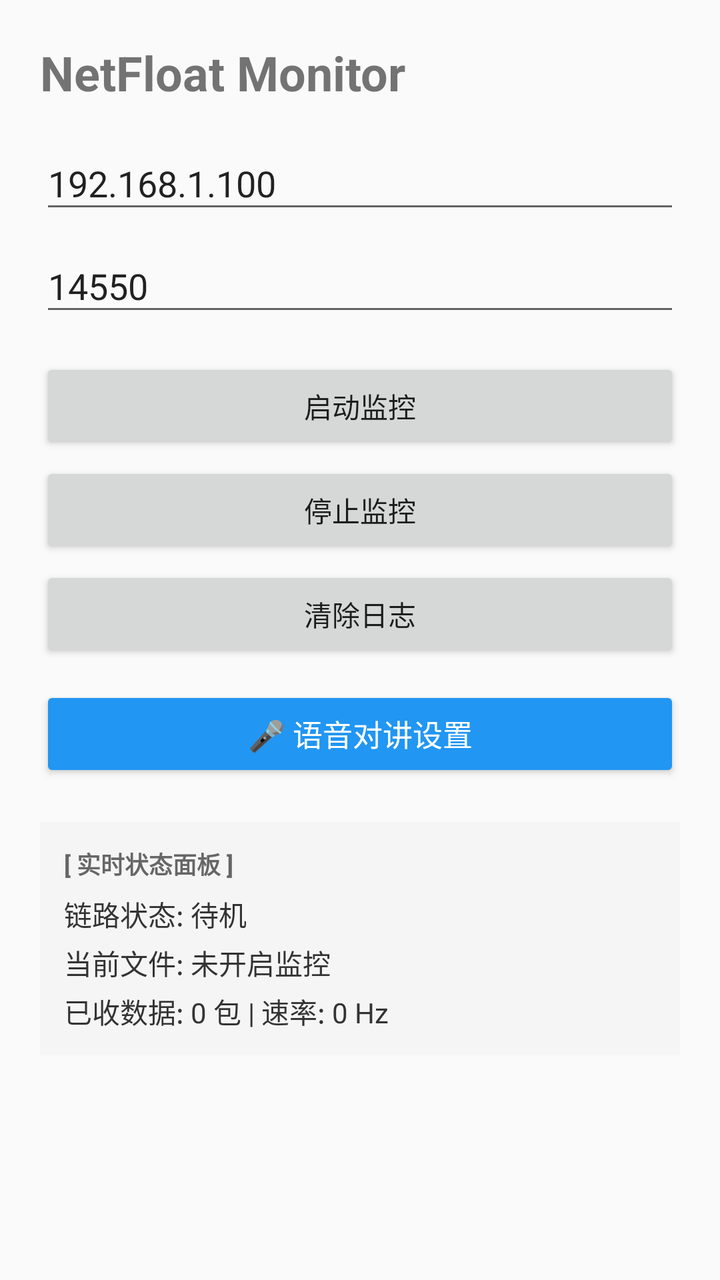
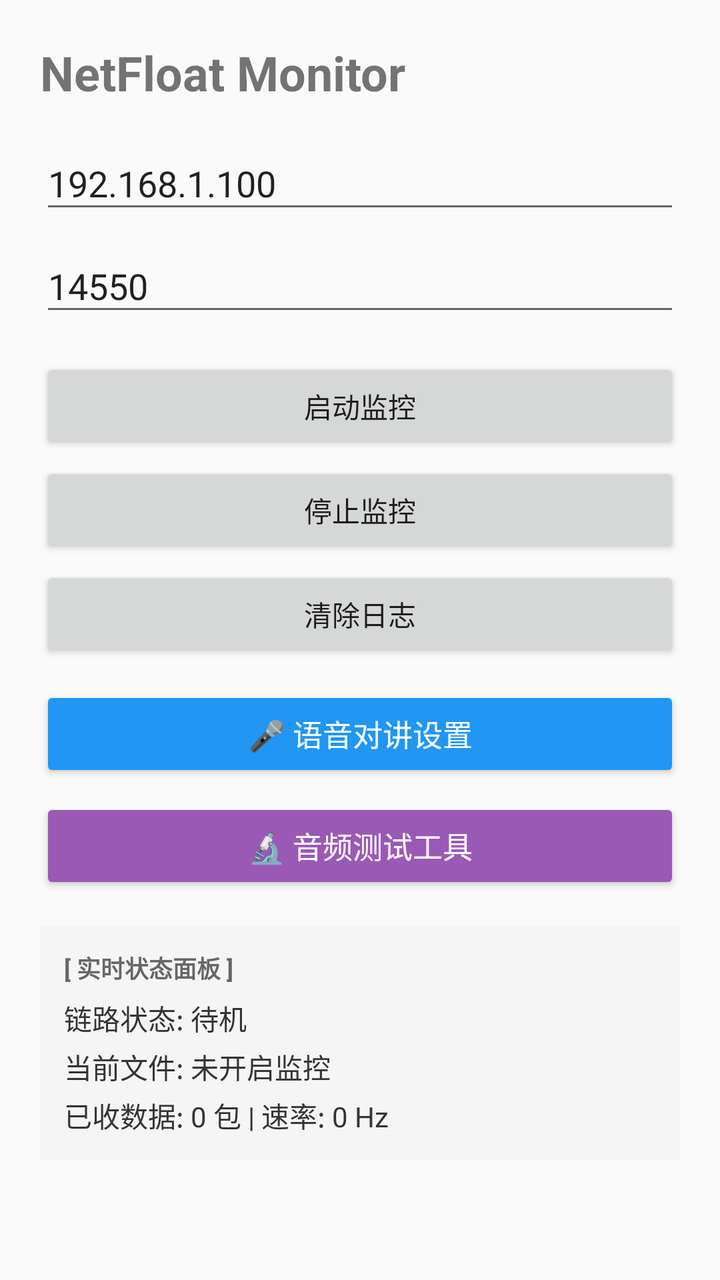

An Android layout rendered at two revisions. The XML below is the earlier revision; the diff shows what the commit changed to produce the second picture.
<!-- AndroidManifest.xml: application theme AppTheme -->
<!-- res/layout/activity_main.xml -->
<?xml version="1.0" encoding="utf-8"?>
<LinearLayout 
    xmlns:android="http://schemas.android.com/apk/res/android"
    android:layout_width="match_parent"
    android:layout_height="match_parent"
    android:orientation="vertical"
    android:padding="20dp">

    <TextView
        android:layout_width="wrap_content"
        android:layout_height="wrap_content"
        android:text="NetFloat Monitor"
        android:textStyle="bold"
        android:textSize="24sp" />

    <EditText
        android:id="@+id/editIp"
        android:layout_width="match_parent"
        android:layout_height="wrap_content"
        android:layout_marginTop="16dp"
        android:hint="目标IP"
        android:text="192.168.1.100" />

    <EditText
        android:id="@+id/editPort"
        android:layout_width="match_parent"
        android:layout_height="wrap_content"
        android:layout_marginTop="8dp"
        android:hint="UDP端口"
        android:inputType="number"
        android:text="14550" />

    <Button
        android:id="@+id/startBtn"
        android:layout_width="match_parent"
        android:layout_height="wrap_content"
        android:layout_marginTop="16dp"
        android:text="启动监控" />

    <Button
        android:id="@+id/stopBtn"
        android:layout_width="match_parent"
        android:layout_height="wrap_content"
        android:layout_marginTop="4dp"
        android:text="停止监控" />

    <Button
        android:id="@+id/clearBtn"
        android:layout_width="match_parent"
        android:layout_height="wrap_content"
        android:layout_marginTop="4dp"
        android:text="清除日志" />

    
    <Button
        android:id="@+id/btnVoiceSettings"
        android:layout_width="match_parent"
        android:layout_height="wrap_content"
        android:layout_marginTop="12dp"
        android:text="🎤 语音对讲设置"
        android:textSize="15sp"
        android:backgroundTint="#2196F3"
        android:textColor="#FFFFFF" />

    
    <LinearLayout
        android:layout_width="match_parent"
        android:layout_height="wrap_content"
        android:layout_marginTop="20dp"
        android:orientation="vertical"
        android:background="#F5F5F5"
        android:padding="12dp">

        <TextView
            android:layout_width="wrap_content"
            android:layout_height="wrap_content"
            android:text="[ 实时状态面板 ]"
            android:textStyle="bold"
            android:textColor="#666666"
            android:textSize="12sp" />

        <TextView
            android:id="@+id/tvStatusInfo"
            android:layout_width="match_parent"
            android:layout_height="wrap_content"
            android:layout_marginTop="6dp"
            android:textColor="#333333"
            android:textSize="14sp"
            android:lineSpacingMultiplier="1.2"
            android:text="链路状态: 待机\n当前文件: 未开启监控\n已收数据: 0 包 | 速率: 0 Hz" />
    </LinearLayout>

    <TextView
        android:id="@+id/logPath"
        android:layout_width="match_parent"
        android:layout_height="wrap_content"
        android:layout_marginTop="20dp"
        android:textColor="#888888"
        android:textSize="12sp" />

</LinearLayout>
<!-- resources referenced by this layout -->
<resources>
  <style name="AppTheme" parent="Theme.AppCompat.Light.NoActionBar">
  
  </style>
</resources>

<!-- the commit's change to res/layout/activity_main.xml (unified diff, before → after) -->
@@ -63,10 +63,21 @@
         android:textColor="#FFFFFF" />
 
     
+    <Button
+        android:id="@+id/btnAudioTest"
+        android:layout_width="match_parent"
+        android:layout_height="wrap_content"
+        android:layout_marginTop="8dp"
+        android:text="🔬 音频测试工具"
+        android:textSize="15sp"
+        android:backgroundTint="#9B59B6"
+        android:textColor="#FFFFFF" />
+
+    
     <LinearLayout
         android:layout_width="match_parent"
         android:layout_height="wrap_content"
-        android:layout_marginTop="20dp"
+        android:layout_marginTop="16dp"
         android:orientation="vertical"
         android:background="#F5F5F5"
         android:padding="12dp">
@@ -94,7 +105,7 @@
         android:id="@+id/logPath"
         android:layout_width="match_parent"
         android:layout_height="wrap_content"
-        android:layout_marginTop="20dp"
+        android:layout_marginTop="16dp"
         android:textColor="#888888"
         android:textSize="12sp" />
 
